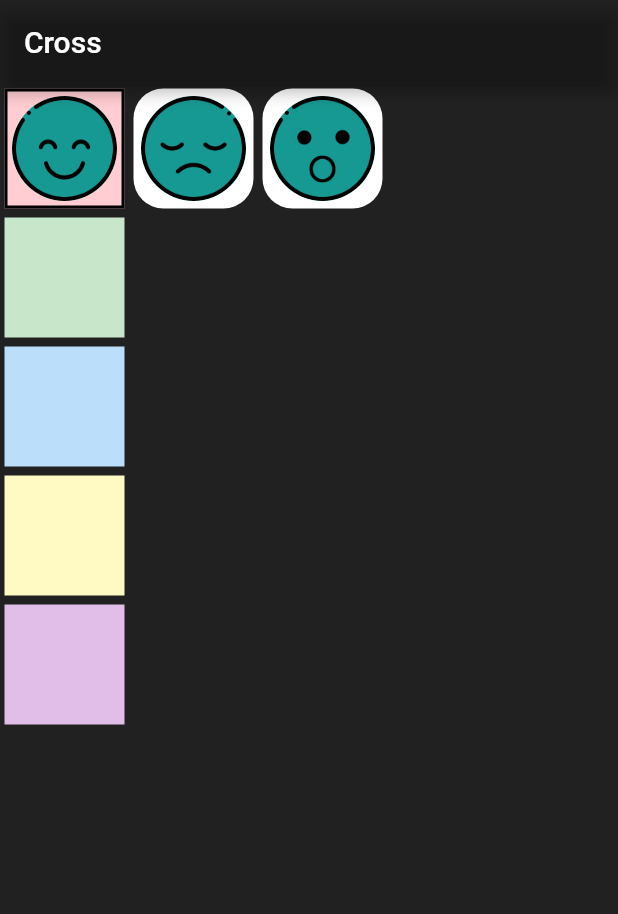
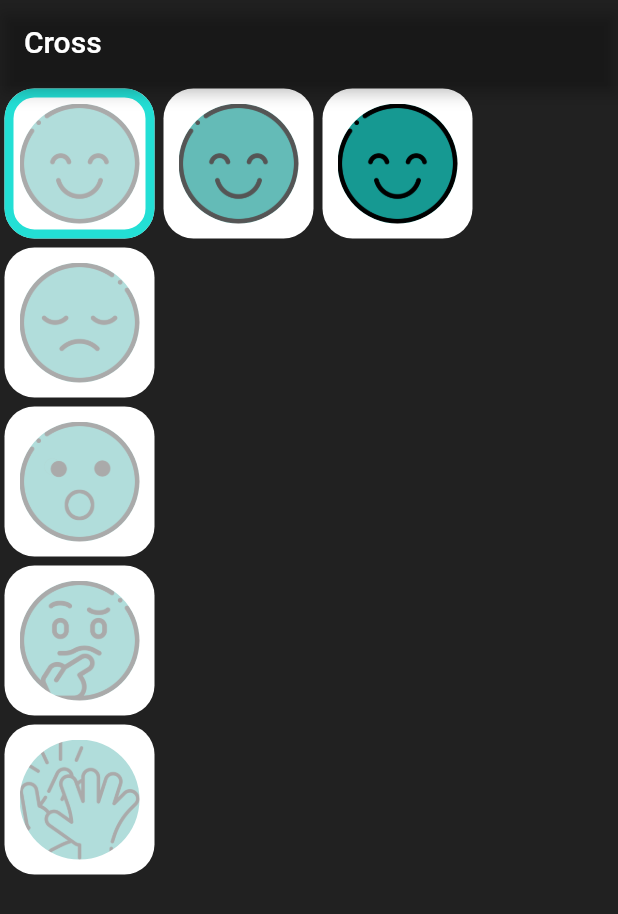
Before and after one commit to travisBremen/feedback-system, a Flutter app: the screen it shows after launch, on a phone screen of 412 x 824 dp. Shown: the top 914 px of the screen. Run offline on Flutter 3.47's test engine with Material 2 defaults, Android fonts, the phone set to English and light mode, and no system bars.

Commit message:
Implement all the images

```diff
--- a/lib/cross.dart
+++ b/lib/cross.dart
@@ -12,9 +12,11 @@ class _CrossState extends State<Cross> {
   static const String imageDir = 'assets/';
 
   /// 元素大小
-  static const double boxSize = 80.0;
+  static const double boxSize = 100.0;
   static const double space = 3.0;
   static const double fullBoxSize = boxSize + space * 2;
+
+  static const double imageSize = boxSize - 20;
 
   /// 行、列元素个数
   static const int columnElement = 5;
@@ -59,7 +61,7 @@ class _CrossState extends State<Cross> {
       columnTargets.add(Positioned(
         left: fullBoxSize * i,
         top: 0,
-        child: _buildColumnTarget(i, (i + 1) * 100),
+        child: _buildColumnTarget(i),
       ));
     }
     return columnTargets;
@@ -68,37 +70,24 @@ class _CrossState extends State<Cross> {
   /// 行：总共有5行，5个DragTarget
   List<Widget> _buildRowTargets() {
     List<Widget> rowTargets = [];
-    MaterialColor color = Colors.red;
     for (int i = 0; i < columnElement; i++) {
-      switch (i) {
-        case 1:
-          color = Colors.green;
-          break;
-        case 2:
-          color = Colors.blue;
-          break;
-        case 3:
-          color = Colors.yellow;
-          break;
-        case 4:
-          color = Colors.purple;
-          break;
-      }
       rowTargets.add(Positioned(
         left: 0,
         top: fullBoxSize * i,
-        child: _buildRowTarget(i, color),
+        child: _buildRowTarget(i),
       ));
     }
     return rowTargets;
   }
 
   /// 每一个Draggable COLUMN 包在一个DragTarget里面
-  Widget _buildColumnTarget(int index, int shade) {
+  Widget _buildColumnTarget(int index) {
     return DragTarget<double>(
-      builder: (BuildContext context,
-          List<dynamic> accepted,
-          List<dynamic> rejected,) {
+      builder: (
+        BuildContext context,
+        List<dynamic> accepted,
+        List<dynamic> rejected,
+      ) {
         // 不是当前正在显示的COLUMN的话，返回原列大小的Container
         if (index != _columnIndex) {
           return Container(
@@ -106,7 +95,7 @@ class _CrossState extends State<Cross> {
             width: fullBoxSize,
           );
         }
-        return _buildDraggableColumn(shade);
+        return _buildDraggableColumn(index);
       },
       onWillAccept: (data) => true,
       onAccept: (data) {
@@ -126,11 +115,13 @@ class _CrossState extends State<Cross> {
   }
 
   /// 每一个Draggable ROW 包在一个DragTarget里面
-  Widget _buildRowTarget(int index, MaterialColor color) {
+  Widget _buildRowTarget(int index) {
     return DragTarget<int>(
-      builder: (BuildContext context,
-          List<dynamic> accepted,
-          List<dynamic> rejected,) {
+      builder: (
+        BuildContext context,
+        List<dynamic> accepted,
+        List<dynamic> rejected,
+      ) {
         // 不是当前正在显示的ROW的话，返回原行大小的Container
         if (index != _rowIndex) {
           return Container(
@@ -138,7 +129,7 @@ class _CrossState extends State<Cross> {
             width: rowWidth,
           );
         }
-        return _buildDraggableRow(color);
+        return _buildDraggableRow(index);
       },
       onWillAccept: (data) => true,
       onAccept: (data) {
@@ -158,58 +149,34 @@ class _CrossState extends State<Cross> {
   }
 
   /// 每一列包在一个Draggable里面
-  Widget _buildDraggableColumn(int shade) {
+  Widget _buildDraggableColumn(int columnIndex) {
     return Draggable<double>(
       // Data is the value this Draggable stores.
       data: 10,
       axis: Axis.horizontal,
-      child: _buildColumn(shade),
-      feedback: Material(child: _buildColumn(shade)),
+      child: _buildColumn(columnIndex),
+      feedback: Material(child: _buildColumn(columnIndex)),
       childWhenDragging: Container(),
     );
   }
 
   /// 每一行包在一个Draggable里面
-  Widget _buildDraggableRow(MaterialColor color) {
+  Widget _buildDraggableRow(int rowIndex) {
     return Draggable<int>(
       // Data is the value this Draggable stores.
       data: 10,
       axis: Axis.vertical,
-      child: _buildRow(color),
-      feedback: Material(child: _buildRow(color)),
+      child: _buildRow(rowIndex),
+      feedback: Material(child: _buildRow(rowIndex)),
       childWhenDragging: Container(),
     );
   }
 
   /// 一列，5个（行）元素
-  Widget _buildColumn(int shade) {
+  Widget _buildColumn(int columnIndex) {
     List<Widget> column = [];
-    Color color = Colors.red[shade]!;
-
     for (int i = 0; i < columnElement; i++) {
-      switch (i) {
-        case 1:
-          color = Colors.green[shade]!;
-          break;
-        case 2:
-          color = Colors.blue[shade]!;
-          break;
-        case 3:
-          color = Colors.yellow[shade]!;
-          break;
-        case 4:
-          color = Colors.purple[shade]!;
-          break;
-      }
-      column.add(
-        Container(
-          margin: EdgeInsets.all(space),
-          width: boxSize,
-          height: boxSize,
-          color: color,
-          // child: _buildText((i + 1).toString()),
-        ),
-      );
+      column.add(_buildBox(i, columnIndex));
     }
     return Container(
       constraints: BoxConstraints(maxHeight: columnHeight),
@@ -221,39 +188,26 @@ class _CrossState extends State<Cross> {
   }
 
   /// 一行，3个（列）元素
-  Widget _buildRow(MaterialColor color) {
+  Widget _buildRow(int rowIndex) {
     List<Widget> row = [];
     Widget widget;
-
     for (int i = 0; i < rowElement; i++) {
       // 非相交点 => 返回正常的box
       if (i != _columnIndex) {
-        widget = Container(
-          decoration: BoxDecoration(
-            // color: color[(i + 1) * 100],
-            color: Colors.white,
-            borderRadius: BorderRadius.circular(20),
-          ),
-          margin: EdgeInsets.all(space),
-          width: boxSize,
-          height: boxSize,
-          // color: color[(i + 1) * 100],
-          // TODO: IMAGE
-          child: _buildImage(i + 1),
-        );
+        widget = _buildBox(rowIndex, i);
       } else {
         // 相交点：通过column index判断 => 返回手势检测
         widget = GestureDetector(
           child: Container(
             decoration: BoxDecoration(
-              border: Border.all(color: Colors.black, width: 2),
-              color: color[(i + 1) * 100],
-              // borderRadius: BorderRadiusGeometry
+              color: Colors.white,
+              borderRadius: BorderRadius.circular(20),
+              border: Border.all(color: Color(0xFF23DFD5), width: 6.0),
             ),
             margin: EdgeInsets.all(space),
             width: boxSize,
             height: boxSize,
-            child: _buildImage(i + 1),
+            child: _buildImage(rowIndex + 1, (i + 1) / 3),
           ),
           onTap: () {
             log('Box selected!');
@@ -272,15 +226,28 @@ class _CrossState extends State<Cross> {
     );
   }
 
-  Widget _buildImage(int index) {
+  Widget _buildBox(int rowIndex, int columnIndex) {
+    return Container(
+      decoration: BoxDecoration(
+        color: Colors.white,
+        borderRadius: BorderRadius.circular(20),
+      ),
+      margin: EdgeInsets.all(space),
+      width: boxSize,
+      height: boxSize,
+      child: _buildImage(rowIndex + 1, (columnIndex + 1) / 3),
+    );
+  }
+
+  Widget _buildImage(int rowIndex, double opacity) {
     return Center(
       child: ClipOval(
         child: Image.asset(
-          imageDir + index.toString() + '.jpeg',
-          color: const Color.fromRGBO(23, 158, 151, 1.0),
+          imageDir + rowIndex.toString() + '.jpeg',
+          color: Color.fromRGBO(23, 158, 151, opacity), // #179E97
           colorBlendMode: BlendMode.modulate,
-          height: 70,
-          width: 70,
+          height: imageSize,
+          width: imageSize,
         ),
       ),
     );
```
